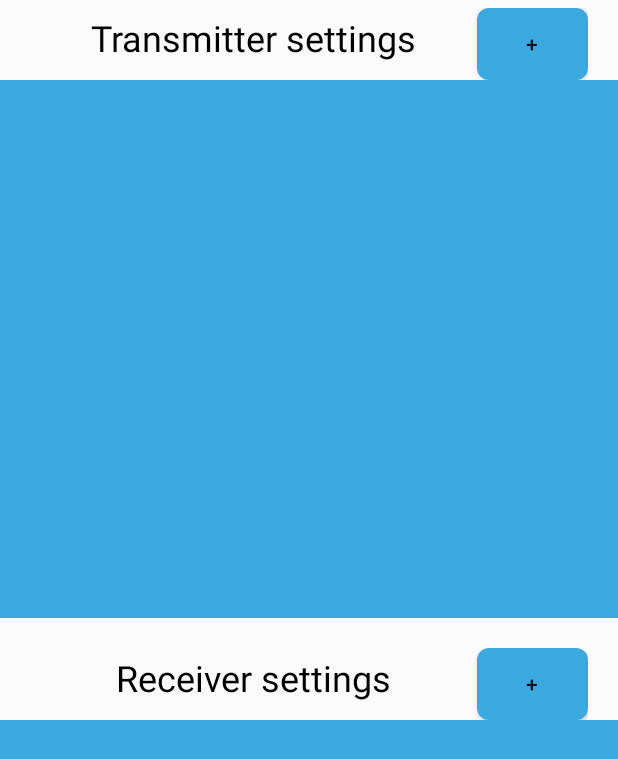
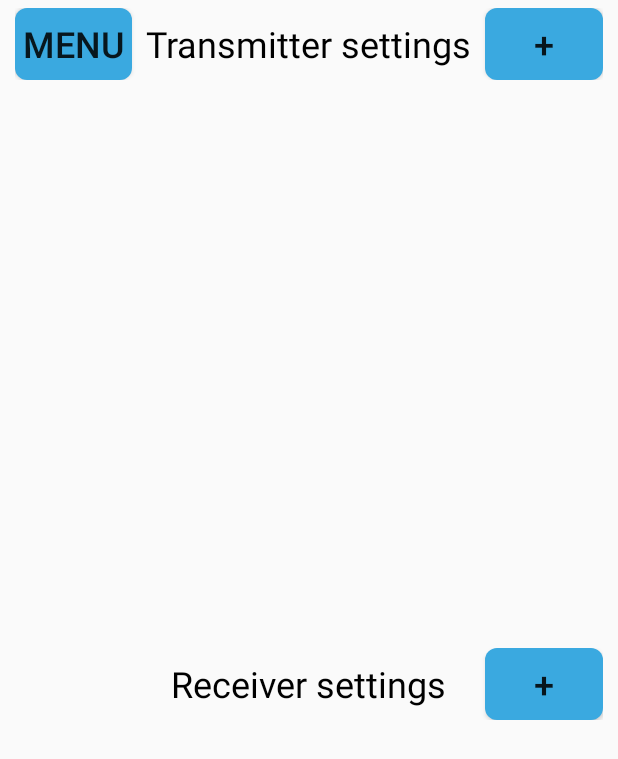
Before and after one commit to RomanBashmakov/Android_AudioMessenger, an Android app: the layout activity_chat.xml on its own in the app's theme, with its tools: preview values and no code run, on a phone screen of 412 x 824 dp. Shown: the top 759 px of the screen. Run offline under Robolectric (Android 15) with nearby library versions, the phone set to English and light mode, and no system bars.

Commit message:
V1.0.4 Settings has started working

```diff
--- a/app/src/main/java/com/example/audiorecorder/MainActivity2.java
+++ b/app/src/main/java/com/example/audiorecorder/MainActivity2.java
@@ -37,7 +37,7 @@ public class MainActivity2 extends AppCompatActivity {
         @Override
         public void checkSetting(int Position)
         {
-            for (transmitterSetting TS : transmitterSettingsList)
+            for (TransmitterSetting TS : transmitterSettingsList)
             {
                 TS.setCheckedF(false);
             }
@@ -70,7 +70,7 @@ public class MainActivity2 extends AppCompatActivity {
         }
     }
 
-    static ArrayList<transmitterSetting> transmitterSettingsList = new ArrayList<transmitterSetting>();
+    static ArrayList<TransmitterSetting> transmitterSettingsList = new ArrayList<TransmitterSetting>();
     transmitterSettingsAdapter transmitterSettingsAdapter;
 
     @Override
@@ -114,7 +114,7 @@ public class MainActivity2 extends AppCompatActivity {
 
     public void addSetting(View view)
     {
-        transmitterSettingsList.add(new transmitterSetting(1000,(float) 0.3));
+        transmitterSettingsList.add(new TransmitterSetting(1000,(float) 0.3));
         transmitterSettingsAdapter.notifyDataSetChanged();
     }
 
--- a/app/src/main/java/com/example/audiorecorder/transmitterSetting.java
+++ b/app/src/main/java/com/example/audiorecorder/ReceiverSetting.java
@@ -1,12 +1,12 @@
 package com.example.audiorecorder;
 
-public class transmitterSetting {
+public class ReceiverSetting {
 
     int frequency;
     float duration;
     boolean checkedF;
 
-    transmitterSetting (int _frequency, float _duration)
+    ReceiverSetting (int _frequency, float _duration)
     {
         frequency = _frequency;
         duration = _duration;
--- a/app/src/main/res/layout/activity_chat.xml
+++ b/app/src/main/res/layout/activity_chat.xml
@@ -23,31 +23,32 @@
             android:layout_weight="1">
 
             <LinearLayout
-                android:id="@+id/layoutFilterBackground"
-                android:layout_width="match_parent"
-                android:layout_height="match_parent"
-                android:background="@color/MY"
-                android:orientation="horizontal"
-                app:layout_constrainedHeight="true"
-                app:layout_constraintBottom_toBottomOf="parent"
-                app:layout_constraintTop_toBottomOf="@id/layoutTransmitterTitle">
-            </LinearLayout>
-
-
-            <LinearLayout
                 android:id="@+id/layoutTransmitterTitle"
                 android:layout_width="match_parent"
                 android:layout_height="wrap_content"
-                android:layout_marginHorizontal="20dp"
+                android:layout_marginHorizontal="10dp"
                 android:layout_marginVertical="5dp"
                 android:orientation="horizontal"
-                app:layout_constraintTop_toTopOf="parent">
+                app:layout_constraintEnd_toEndOf="parent"
+                app:layout_constraintStart_toStartOf="parent"
+                app:layout_constraintTop_toTopOf="parent"
+                android:weightSum="5">
+
+                <Button
+                    android:id="@+id/toMenuFromSettings"
+                    android:layout_width="0dp"
+                    android:layout_height="wrap_content"
+                    android:layout_weight="1"
+                    android:textSize="24sp"
+                    android:background="@drawable/roundedbutton"
+                    android:onClick="toMenu"
+                    android:text="@string/toMenu" />
 
                 <TextView
                     android:id="@+id/Filter"
-                    android:layout_width="match_parent"
+                    android:layout_width="0dp"
                     android:layout_height="wrap_content"
-                    android:layout_weight="1"
+                    android:layout_weight="3"
                     android:text="@string/SoundOptions"
                     android:textAlignment="center"
                     android:textColor="@color/black"
@@ -57,9 +58,10 @@
 
                 <Button
                     android:id="@+id/addSetting"
-                    android:layout_width="match_parent"
+                    android:layout_width="0dp"
                     android:layout_height="wrap_content"
-                    android:layout_weight="4"
+                    android:layout_weight="1"
+                    android:textSize="24sp"
                     android:background="@drawable/roundedbutton"
                     android:onClick="addTransmitterSetting"
                     android:text="+" />
@@ -70,6 +72,7 @@
                 android:layout_width="match_parent"
                 android:layout_height="match_parent"
                 android:layout_marginHorizontal="10dp"
+                android:layout_marginVertical="5dp"
                 android:layout_marginBottom="10dp"
                 app:layout_constrainedHeight="true"
                 app:layout_constraintBottom_toBottomOf="parent"
@@ -81,7 +84,8 @@
                     android:layout_height="wrap_content"
                     android:layout_marginVertical="2dp"
                     android:choiceMode="singleChoice"
-                    android:gravity="top" />
+                    android:gravity="top"
+                    android:background="@color/MY"/>
             </LinearLayout>
 
 
@@ -94,31 +98,34 @@
             android:layout_weight="1">
 
             <LinearLayout
-                android:id="@+id/layoutReceiverLVBackground"
-                android:layout_width="match_parent"
-                android:layout_height="match_parent"
-                android:background="@color/MY"
-                android:orientation="horizontal"
-                app:layout_constrainedHeight="true"
-                app:layout_constraintTop_toBottomOf="@id/layoutReceiverTitle"
-                app:layout_constraintBottom_toBottomOf="parent">
-
-            </LinearLayout>
-
-            <LinearLayout
                 android:id="@+id/layoutReceiverTitle"
                 android:layout_width="match_parent"
                 android:layout_height="wrap_content"
+                android:layout_marginHorizontal="10dp"
+                android:layout_marginVertical="20dp"
+                android:orientation="horizontal"
+                app:layout_constraintEnd_toEndOf="parent"
+                app:layout_constraintStart_toStartOf="parent"
                 app:layout_constraintTop_toTopOf="parent"
-                android:layout_marginHorizontal="20dp"
-                android:layout_marginVertical="20dp"
-                android:orientation="horizontal">
+                android:weightSum="5">
+
+                <LinearLayout
+                    android:id="@+id/layoutReceiverLVBackground"
+                    android:layout_width="0dp"
+                    android:layout_height="0dp"
+                    android:layout_weight="1"
+                    android:orientation="horizontal"
+                    app:layout_constrainedHeight="true"
+                    app:layout_constraintTop_toBottomOf="@id/layoutReceiverTitle"
+                    app:layout_constraintBottom_toBottomOf="parent">
+
+                </LinearLayout>
 
                 <TextView
                     android:id="@+id/ReceiverTitleText"
-                    android:layout_width="match_parent"
+                    android:layout_width="0dp"
                     android:layout_height="wrap_content"
-                    android:layout_weight="1"
+                    android:layout_weight="3"
                     android:text="@string/ReceiverSettings"
                     android:textAlignment="center"
                     android:textColor="@color/black"
@@ -128,9 +135,10 @@
 
                 <Button
                     android:id="@+id/addReceiverSetting"
-                    android:layout_width="match_parent"
+                    android:layout_width="0dp"
                     android:layout_height="wrap_content"
-                    android:layout_weight="4"
+                    android:layout_weight="1"
+                    android:textSize="24sp"
                     android:background="@drawable/roundedbutton"
                     android:onClick="addReceiverSetting"
                     android:text="+" />
@@ -151,9 +159,10 @@
                     android:id="@+id/lvReceivers"
                     android:layout_width="match_parent"
                     android:layout_height="wrap_content"
-                    android:layout_marginVertical="2dp"
+                    android:layout_marginVertical="5dp"
                     android:choiceMode="singleChoice"
-                    android:gravity="top" />
+                    android:gravity="top"
+                    android:background="@color/MY"/>
             </LinearLayout>
 
 
```
Also changed, not shown: app/src/main/AndroidManifest.xml (+9 -0 lines), app/src/main/java/com/example/audiorecorder/ChatActivity.java (+76 -47 lines), app/src/main/java/com/example/audiorecorder/MainMenu.java (added, +29 -0 lines), app/src/main/java/com/example/audiorecorder/SetReceiverSettingCallback.java (added, +11 -0 lines), app/src/main/java/com/example/audiorecorder/TransmitterSetting.java (added, +26 -0 lines), app/src/main/java/com/example/audiorecorder/receiverSettingsAdapter.java (added, +140 -0 lines), app/src/main/java/com/example/audiorecorder/transmitterSettingsAdapter.java (+5 -6 lines), app/src/main/res/layout/activity_main_menu.xml (added, +58 -0 lines), app/src/main/res/layout/receiver_layout_settings.xml (added, +84 -0 lines), app/src/main/res/values/strings.xml (+8 -0 lines), app/src/main/java/receiverSettingsAdapter.java (deleted).
